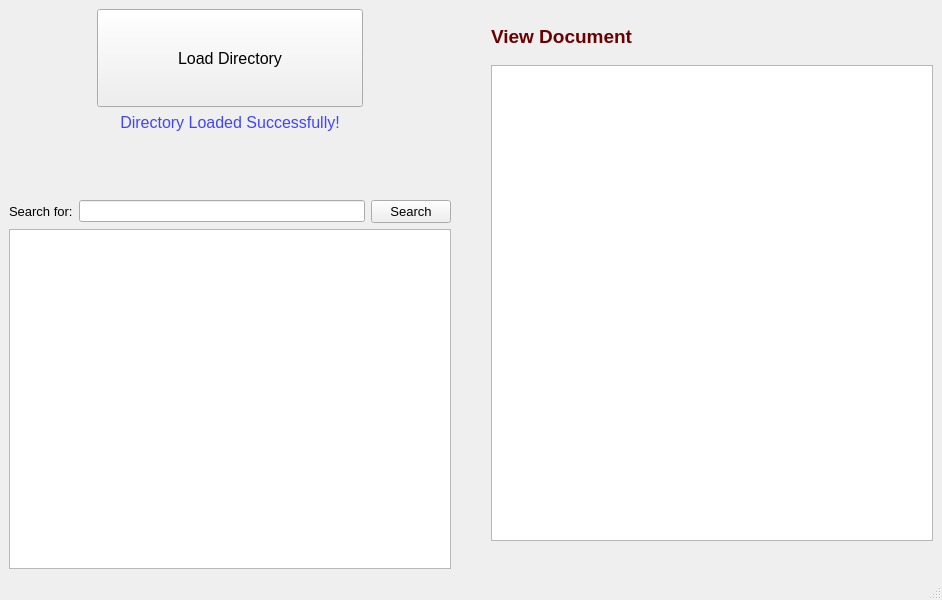
The window that mainwindow.ui (omarabdo997/Inverted-Index) describes before a commit, drawn with Qt 5.
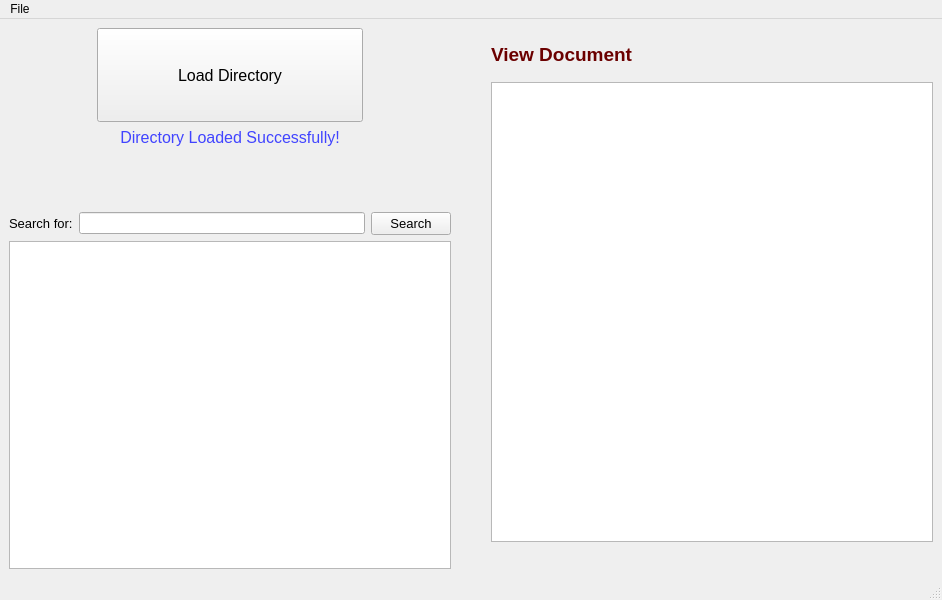
The same window after the commit.

Commit message: Add action menu

Patch:
```diff
--- a/mainwindow.ui
+++ b/mainwindow.ui
@@ -211,6 +211,19 @@
      <height>21</height>
     </rect>
    </property>
+   <widget class="QMenu" name="menufile">
+    <property name="font">
+     <font>
+      <pointsize>10</pointsize>
+     </font>
+    </property>
+    <property name="title">
+     <string>File</string>
+    </property>
+    <addaction name="actionNew"/>
+    <addaction name="actionExit"/>
+   </widget>
+   <addaction name="menufile"/>
   </widget>
   <widget class="QStatusBar" name="statusbar"/>
  </widget>
```
Left out of the diff: 10 changed lines with no effect on the pictures. The commit also changes 2 other files.
